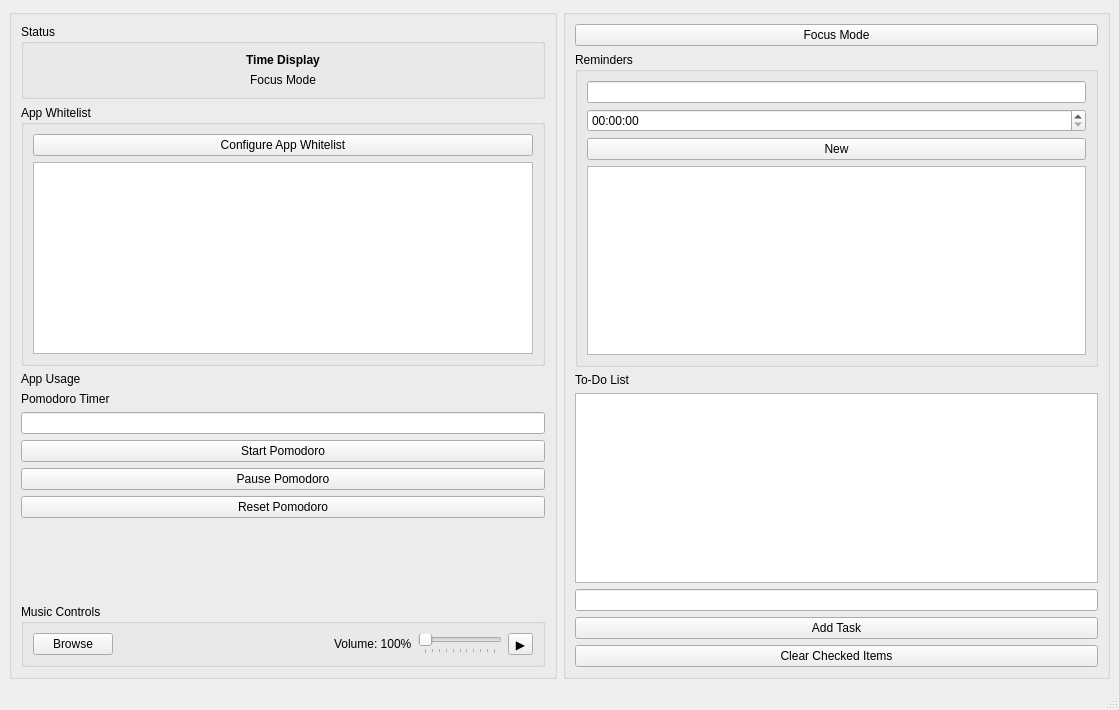
Old version of the form ui/main.ui in the repository Tayzn/HenHacks25.
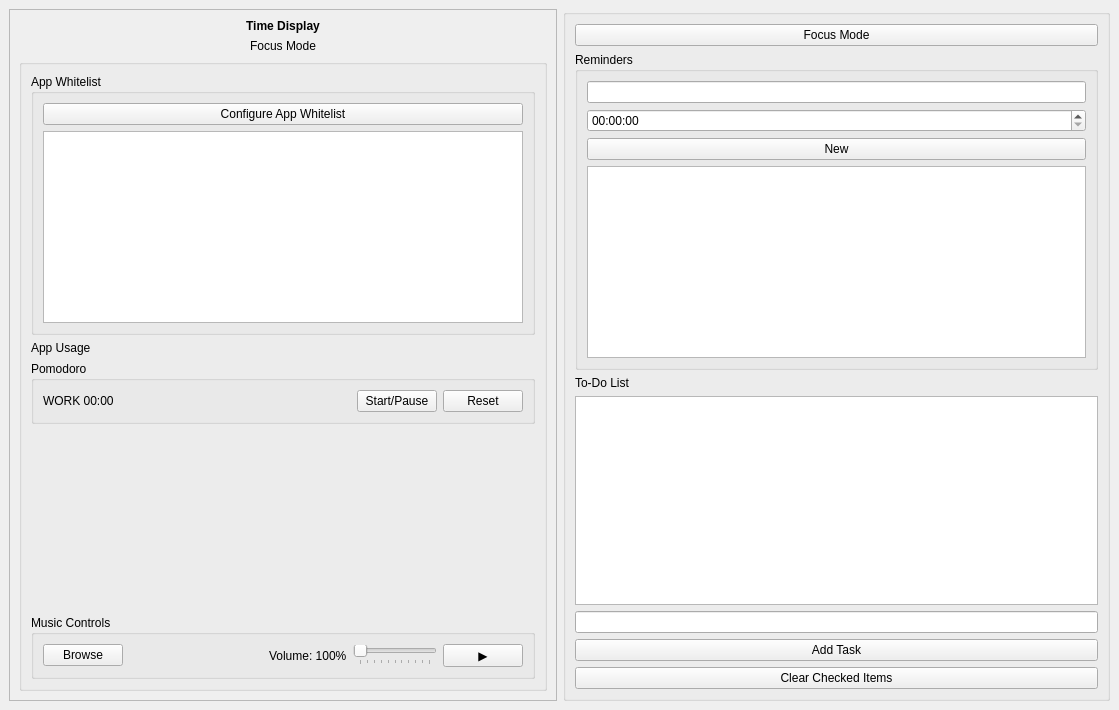
New version of the form.

```diff
--- a/ui/main.ui
+++ b/ui/main.ui
@@ -16,15 +16,12 @@
   <widget class="QWidget" name="centralwidget">
    <layout class="QHBoxLayout" name="horizontalLayout_2">
     <item>
-     <widget class="QGroupBox" name="leftGroup">
-      <property name="title">
-       <string/>
+     <widget class="QFrame" name="frame">
+      <property name="frameShape">
+       <enum>QFrame::StyledPanel</enum>
       </property>
-      <layout class="QVBoxLayout" name="verticalLayout_5">
-       <item>
-        <widget class="QGroupBox" name="statusGroup">
-         <property name="title">
-          <string>Status</string>
+      <property name="frameShadow">
+       <enum>QFrame::Raised</enum>
          </property>
          <layout class="QVBoxLayout" name="verticalLayout">
           <item>
@@ -53,10 +50,20 @@
             </property>
            </widget>
           </item>
-         </layout>
-        </widget>
-       </item>
-       <item>
+       <item>
+        <widget class="QGroupBox" name="leftGroup">
+         <property name="title">
+          <string/>
+         </property>
+         <layout class="QGridLayout" name="gridLayout">
+          <item row="3" column="0">
+           <widget class="QLabel" name="label">
+            <property name="text">
+             <string>App Usage</string>
+            </property>
+           </widget>
+          </item>
+          <item row="2" column="0">
         <widget class="QGroupBox" name="appsGroup">
          <property name="title">
           <string>App Whitelist</string>
@@ -79,65 +86,7 @@
          </layout>
         </widget>
        </item>
-       <item>
-        <widget class="QLabel" name="label">
-         <property name="text">
-          <string>App Usage</string>
-         </property>
-        </widget>
-       </item>
-       <item>
-        <widget class="QLabel" name="label_5">
-         <property name="text">
-          <string>Pomodoro Timer</string>
-         </property>
-         <property name="alignment">
-          <set>Qt::AlignLeading|Qt::AlignLeft|Qt::AlignVCenter</set>
-         </property>
-        </widget>
-       </item>
-       <item>
-        <widget class="QLineEdit" name="pomodoroTimer">
-         <property name="text">
-          <string/>
-         </property>
-        </widget>
-       </item>
-       <item>
-        <widget class="QPushButton" name="startPomodoroButton">
-         <property name="text">
-          <string>Start Pomodoro</string>
-         </property>
-        </widget>
-       </item>
-       <item>
-        <widget class="QPushButton" name="pausePomodoroButton">
-         <property name="text">
-          <string>Pause Pomodoro</string>
-         </property>
-        </widget>
-       </item>
-       <item>
-        <widget class="QPushButton" name="resetPomodoroButton">
-         <property name="text">
-          <string>Reset Pomodoro</string>
-         </property>
-        </widget>
-       </item>
-       <item>
-        <spacer name="verticalSpacer">
-         <property name="orientation">
-          <enum>Qt::Vertical</enum>
-         </property>
-         <property name="sizeHint" stdset="0">
-          <size>
-           <width>20</width>
-           <height>40</height>
-          </size>
-         </property>
-        </spacer>
-       </item>
-       <item>
+          <item row="10" column="0">
         <widget class="QGroupBox" name="musicGroup">
          <property name="title">
           <string>Music Controls</string>
@@ -197,7 +146,7 @@
            </widget>
           </item>
           <item>
-           <widget class="QToolButton" name="musicPlayPauseBtn">
+              <widget class="QPushButton" name="musicPlayPauseBtn">
             <property name="text">
              <string>▶️</string>
             </property>
@@ -206,6 +155,65 @@
          </layout>
         </widget>
        </item>
+          <item row="9" column="0">
+           <spacer name="verticalSpacer">
+            <property name="orientation">
+             <enum>Qt::Vertical</enum>
+            </property>
+            <property name="sizeHint" stdset="0">
+             <size>
+              <width>20</width>
+              <height>40</height>
+             </size>
+            </property>
+           </spacer>
+          </item>
+          <item row="4" column="0">
+           <widget class="QGroupBox" name="groupBox_2">
+            <property name="title">
+             <string>Pomodoro</string>
+            </property>
+            <layout class="QHBoxLayout" name="horizontalLayout_6">
+             <item>
+              <widget class="QLabel" name="pomodoroTimer">
+               <property name="text">
+                <string>WORK 00:00</string>
+               </property>
+              </widget>
+             </item>
+             <item>
+              <spacer name="horizontalSpacer_2">
+               <property name="orientation">
+                <enum>Qt::Horizontal</enum>
+               </property>
+               <property name="sizeHint" stdset="0">
+                <size>
+                 <width>40</width>
+                 <height>20</height>
+                </size>
+               </property>
+              </spacer>
+             </item>
+             <item>
+              <widget class="QPushButton" name="startPomodoroButton">
+               <property name="text">
+                <string>Start/Pause</string>
+               </property>
+              </widget>
+             </item>
+             <item>
+              <widget class="QPushButton" name="resetPomodoroButton">
+               <property name="text">
+                <string>Reset</string>
+               </property>
+              </widget>
+             </item>
+            </layout>
+           </widget>
+          </item>
+         </layout>
+        </widget>
+       </item>
       </layout>
      </widget>
     </item>
@@ -279,17 +287,6 @@
     </item>
    </layout>
   </widget>
-  <widget class="QMenuBar" name="menubar">
-   <property name="geometry">
-    <rect>
-     <x>0</x>
-     <y>0</y>
-     <width>1119</width>
-     <height>26</height>
-    </rect>
-   </property>
-  </widget>
-  <widget class="QStatusBar" name="statusbar"/>
  </widget>
  <resources/>
  <connections/>
```
Left out of the diff: 2 changed lines with no effect on the pictures. Lines whose indentation alone changed are shown as unchanged.
